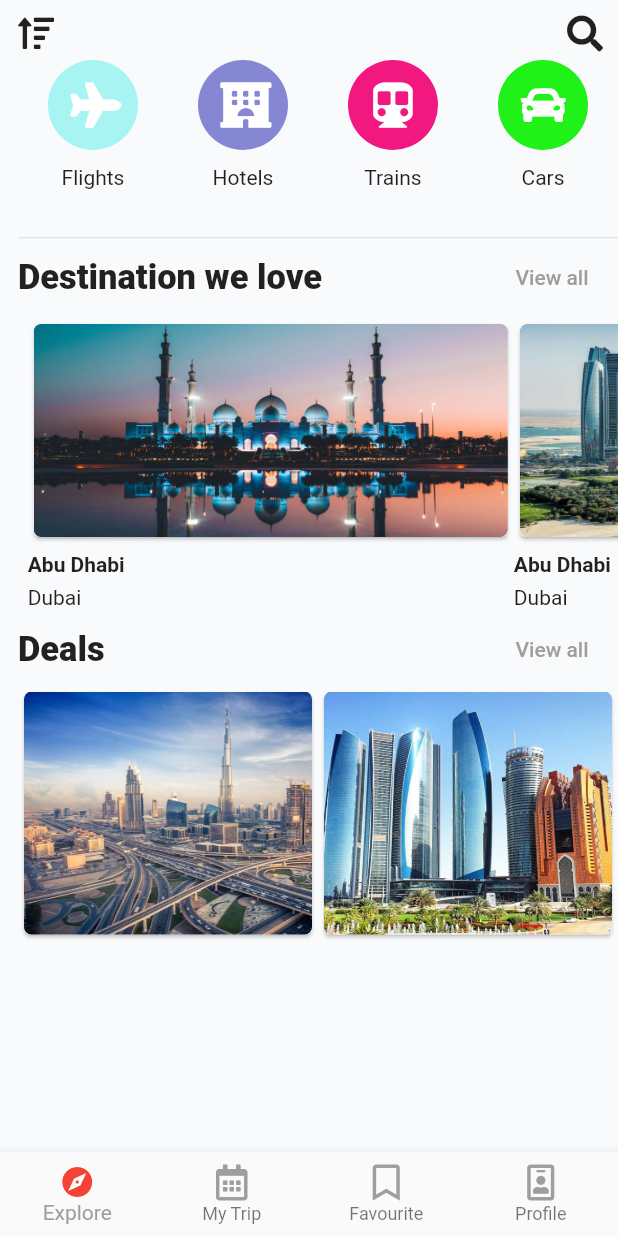
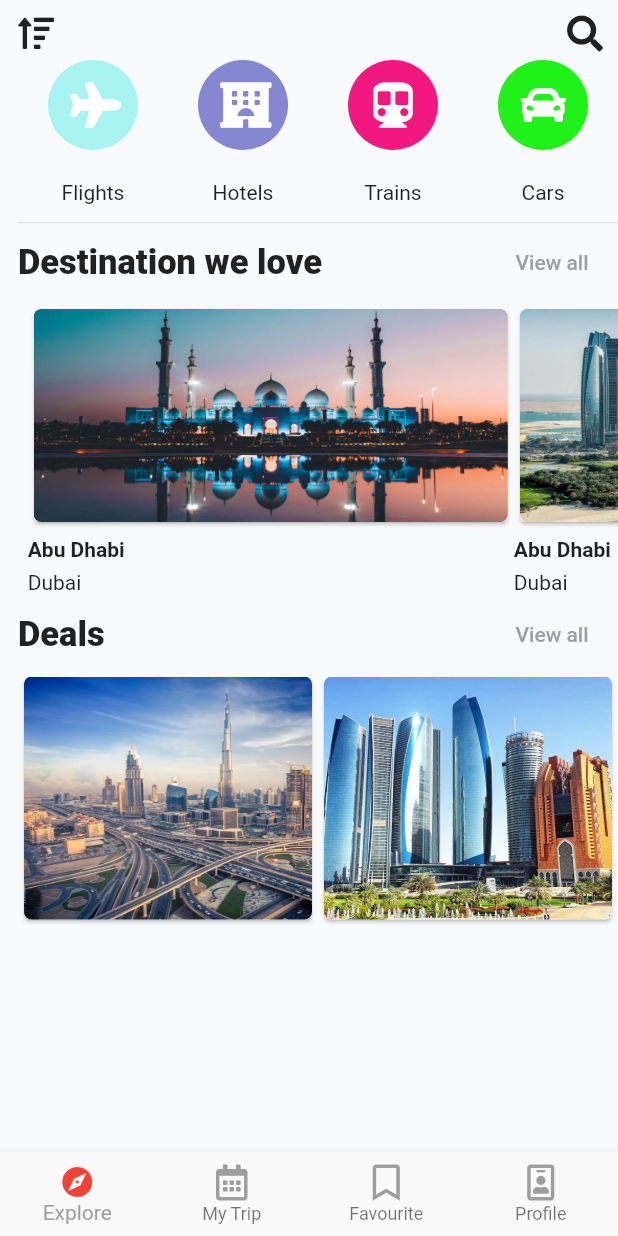
Before and after one commit to aliaafci/easy-travel-app, a Flutter app: the screen it shows after launch, on a phone screen of 412 x 824 dp. Run offline on Flutter 3.47's test engine with Material 2 defaults, Android fonts, the phone set to English and light mode, and no system bars; drawn by our look-alikes of carousel_slider; our stand-ins replace font_awesome_flutter.

Commit message:
[Technical][easy-travel] change height of circle container

```diff
--- a/lib/screens/home_screen.dart
+++ b/lib/screens/home_screen.dart
@@ -61,7 +61,7 @@ var paddingLeft = 12.0 ;
       padding: const EdgeInsets.symmetric(vertical: 6.0),
       child: Container(
                       child: CircleGridView(),
-                      height: 110,
+                      height: 100,
                     ),
     );
   }
--- a/lib/widgets/circle_grid_view.dart
+++ b/lib/widgets/circle_grid_view.dart
@@ -19,7 +19,7 @@ class _CircleGridViewState extends State<CircleGridView> {
               children: <Widget>[
                 new Flexible(
                   child: new SizedBox(
-                    height: 30.0,
+                    height: 20.0,
                     width: 100.0,
                     child: new Text(
                       circleList.list[index]["name"],
```
